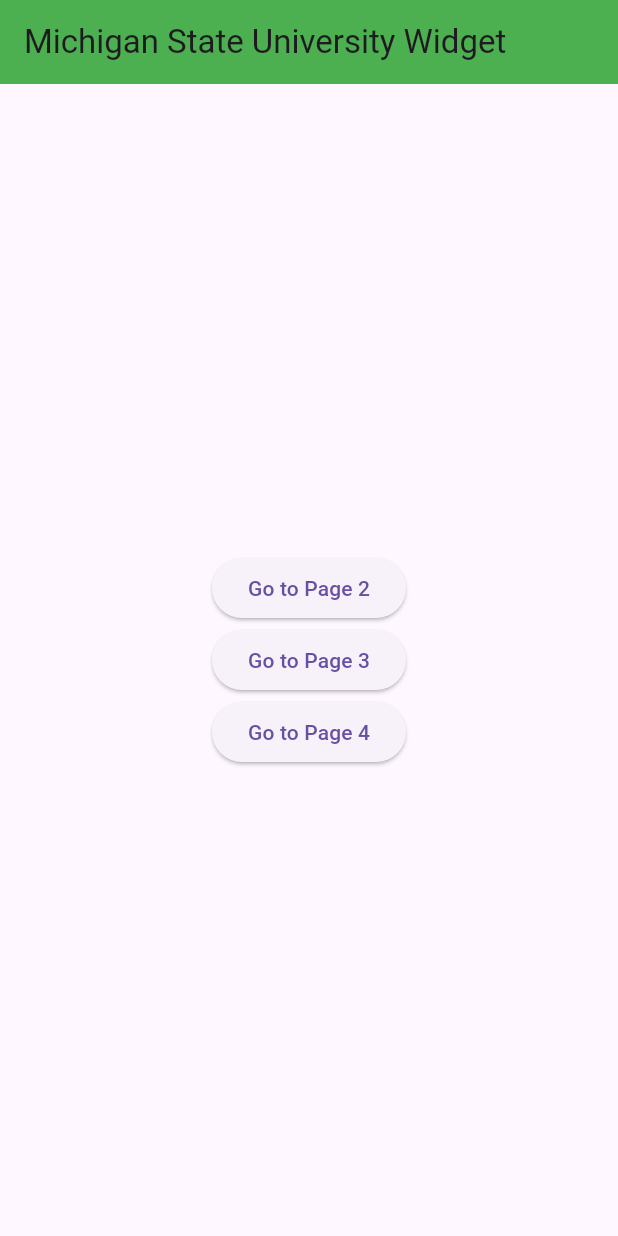
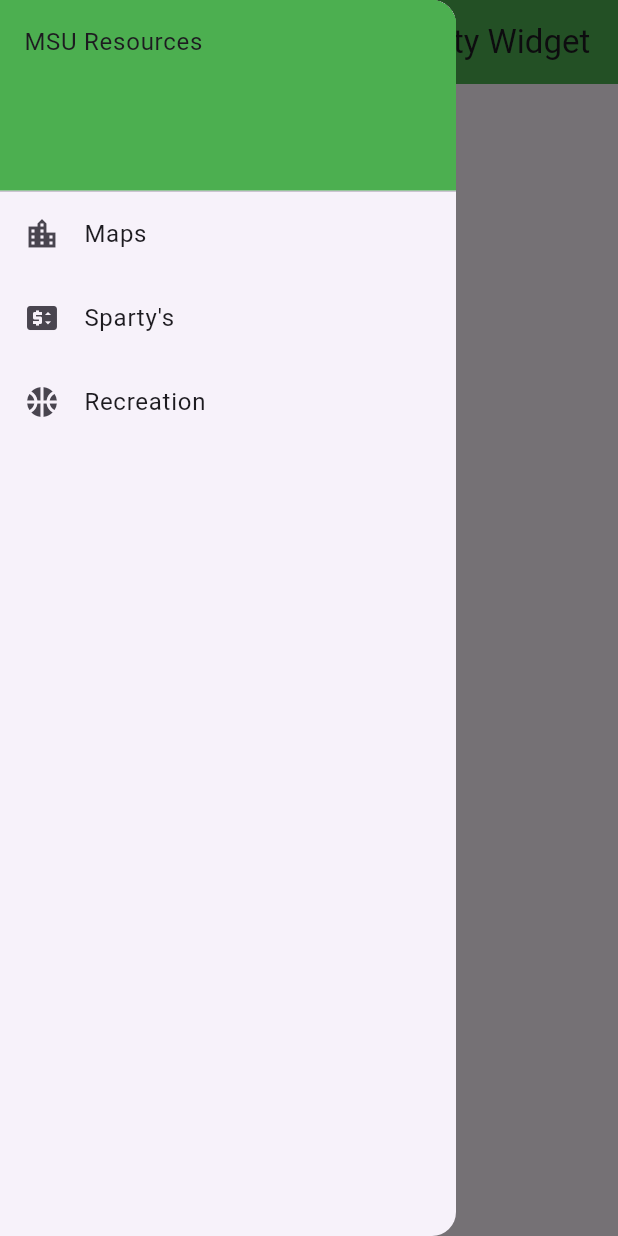
Before and after one commit to alvinzaka1/msu_streamline, a Flutter app: the screen it shows after launch, with the side drawer open (before the commit the screen has no drawer), on a phone screen of 412 x 824 dp. Run offline on Flutter 3.47's test engine with Material 3 defaults, Android fonts, the light colour scheme and no system bars.

Commit message:
Fixing UI

```diff
--- a/lib/main.dart
+++ b/lib/main.dart
@@ -23,37 +23,57 @@
         backgroundColor: Colors.green,
         title: const Text('Michigan State University Widget'),
       ),
-      body: Center(
+      body: const Center(
         child: Column(
           mainAxisAlignment: MainAxisAlignment.center,
           children: <Widget>[
-            ElevatedButton(
-              child: Text('Go to Page 2'),
-              onPressed: () {
+            // Your existing widgets go here
+          ],
+        ),
+      ),
+      drawer: Drawer(
+        child: ListView(
+          padding: const EdgeInsets.all(0),
+          children: [
+            const SizedBox(
+              height: 128,
+              child: DrawerHeader(
+                decoration: BoxDecoration(color: Colors.green),
+                margin: EdgeInsets.all(0),
+                child: Text("MSU Resources"),
+              ),
+            ),
+            ListTile(
+              leading: const Icon(Icons.location_city),
+              title: const Text("Maps"),
+              onTap: () {
+                Navigator.push(
+                  context,
+                  MaterialPageRoute(builder: (context) => Page4()),
+                );
+              },
+            ),
+            ListTile(
+              leading: const Icon(Icons.price_change),
+              title: const Text("Sparty's"),
+              onTap: () {
                 Navigator.push(
                   context,
                   MaterialPageRoute(builder: (context) => Page2()),
                 );
               },
             ),
-            ElevatedButton(
-              child: Text('Go to Page 3'),
-              onPressed: () {
+            ListTile(
+              leading: const Icon(Icons.sports_basketball),
+              title: const Text("Recreation"),
+              onTap: () {
                 Navigator.push(
                   context,
                   MaterialPageRoute(builder: (context) => Page3()),
                 );
               },
             ),
-            ElevatedButton(
-  child: Text('Go to Page 4'),
-  onPressed: () {
-    Navigator.push(
-      context,
-      MaterialPageRoute(builder: (context) => Page4()),
-    );
-  },
-),
+            // Add more ListTiles as needed
           ],
         ),
       ),
```
